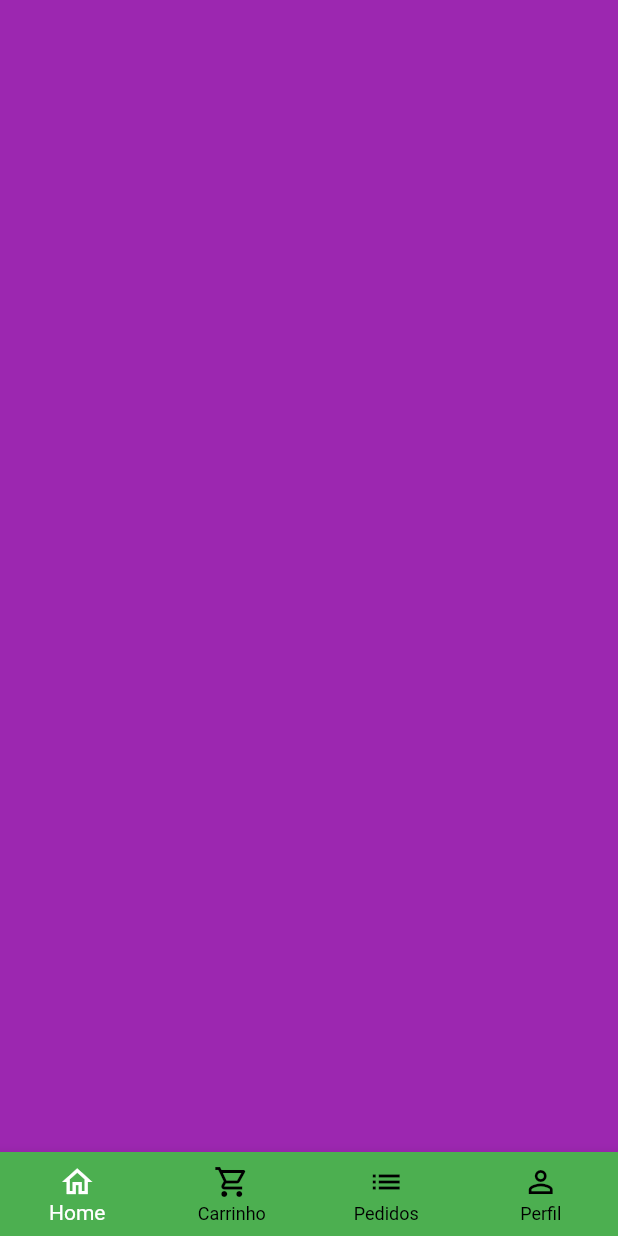
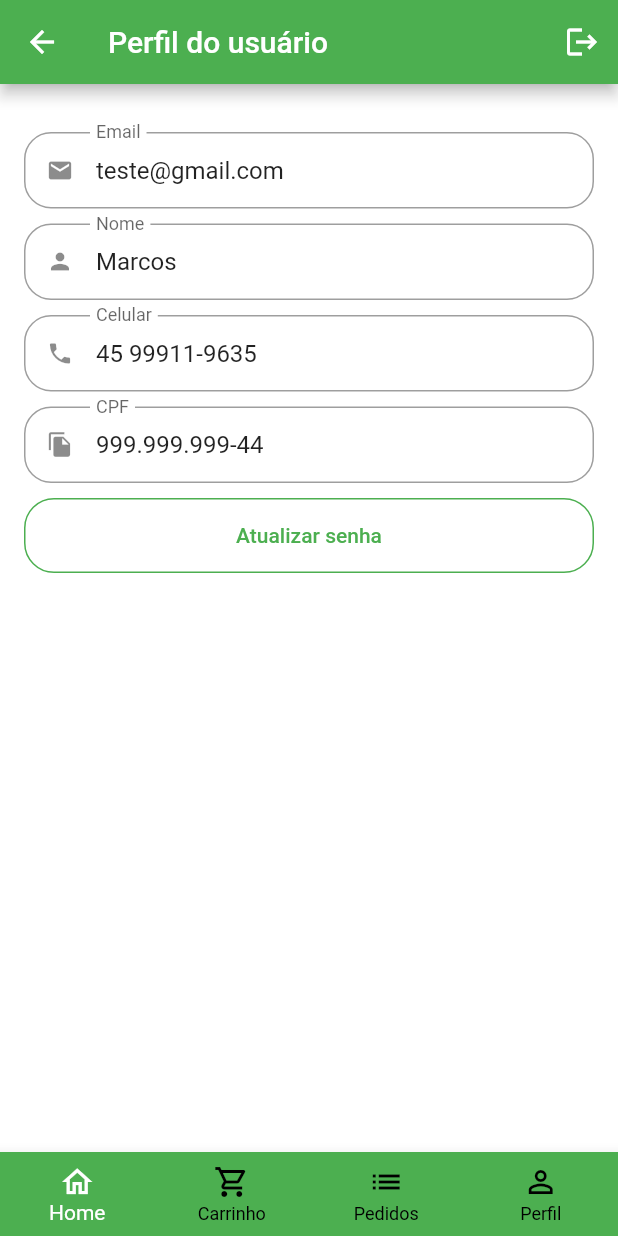
Before and after one commit to MarcosAlbrecht/flutter_quitanda, a Flutter app: the BaseScreen screen opened directly, swiped to page 4, on a phone screen of 412 x 824 dp. Run offline on Flutter 3.47's test engine with Material 2 defaults, Android fonts, the phone set to English and light mode, and no system bars; our stand-ins replace animated_text_kit, badges, mask_text_input_formatter.

Commit message:
create profile tab

```diff
--- a/lib/src/config/app_data.dart
+++ b/lib/src/config/app_data.dart
@@ -1,5 +1,6 @@
 import 'package:quitanda_app/src/models/cart_item_model.dart';
 import 'package:quitanda_app/src/models/item_model.dart';
+import 'package:quitanda_app/src/models/user_model.dart';
 
 ItemModel apple = ItemModel(
   description:
@@ -80,3 +81,11 @@ List<CartItemModel> cartItems = [
   CartItemModel(item: mango, quantity: 3),
   CartItemModel(item: guava, quantity: 1),
 ];
+
+UserModel user = UserModel(
+  phone: '45 99911-9635',
+  cpf: '999.999.999-44',
+  email: 'teste@gmail.com',
+  name: 'Marcos',
+  password: '123456',
+);
--- /dev/null
+++ b/lib/src/models/user_model.dart
@@ -0,0 +1,15 @@
+class UserModel {
+  String name;
+  String email;
+  String phone;
+  String cpf;
+  String password;
+
+  UserModel({
+    required this.name,
+    required this.email,
+    required this.phone,
+    required this.cpf,
+    required this.password,
+  });
+}
--- a/lib/src/pages/auth/sign_in_screen.dart
+++ b/lib/src/pages/auth/sign_in_screen.dart
@@ -1,6 +1,6 @@
 import 'package:animated_text_kit/animated_text_kit.dart';
 import 'package:flutter/material.dart';
-import 'package:quitanda_app/src/pages/auth/components/custom_text_field.dart';
+import 'package:quitanda_app/src/pages/common_widgets/custom_text_field.dart';
 import 'package:quitanda_app/src/pages/auth/sign_up_screen.dart';
 import 'package:quitanda_app/src/pages/base/base_screen.dart';
 import 'package:quitanda_app/src/config/custom_colors.dart';
--- a/lib/src/pages/auth/sign_up_screen.dart
+++ b/lib/src/pages/auth/sign_up_screen.dart
@@ -1,6 +1,6 @@
 import 'package:flutter/material.dart';
 import 'package:mask_text_input_formatter/mask_text_input_formatter.dart';
-import 'package:quitanda_app/src/pages/auth/components/custom_text_field.dart';
+import 'package:quitanda_app/src/pages/common_widgets/custom_text_field.dart';
 import 'package:quitanda_app/src/config/custom_colors.dart';
 
 class SignUpScreen extends StatelessWidget {
--- a/lib/src/pages/base/base_screen.dart
+++ b/lib/src/pages/base/base_screen.dart
@@ -1,6 +1,8 @@
 import 'package:flutter/material.dart';
 import 'package:quitanda_app/src/pages/cart/cart_tab.dart';
 import 'package:quitanda_app/src/pages/home/home_tab.dart';
+
+import '../profile/profile_tab.dart';
 
 class BaseScreen extends StatefulWidget {
   const BaseScreen({super.key});
@@ -23,7 +25,7 @@ class _BaseScreenState extends State<BaseScreen> {
           const HomeTab(),
           const CartTab(),
           Container(color: Colors.blue),
-          Container(color: Colors.purple),
+          const ProfileTab(),
         ],
       ),
       bottomNavigationBar: BottomNavigationBar(
--- a/lib/src/pages/auth/components/custom_text_field.dart
+++ b/lib/src/pages/common_widgets/custom_text_field.dart
@@ -6,6 +6,8 @@ class CustomTextField extends StatefulWidget {
   final String label;
   final bool isSecret;
   final List<TextInputFormatter>? inputFormatters;
+  final String? initialValue;
+  final bool readOnly;
 
   final TextInputType textInputType;
 
@@ -15,6 +17,8 @@ class CustomTextField extends StatefulWidget {
     required this.label,
     this.isSecret = false,
     this.inputFormatters,
+    this.initialValue,
+    this.readOnly = false,
     this.textInputType = TextInputType.text,
   }) : super(key: key);
 
@@ -37,6 +41,8 @@ class _CustomTextFieldState extends State<CustomTextField> {
     return Padding(
       padding: const EdgeInsets.only(bottom: 10),
       child: TextFormField(
+        readOnly: widget.readOnly,
+        initialValue: widget.initialValue,
         inputFormatters: widget.inputFormatters,
         keyboardType: widget.textInputType,
         obscureText: isObscure,
--- /dev/null
+++ b/lib/src/pages/profile/profile_tab.dart
@@ -0,0 +1,153 @@
+import 'package:flutter/material.dart';
+import 'package:quitanda_app/src/pages/common_widgets/custom_text_field.dart';
+import 'package:quitanda_app/src/config/app_data.dart' as appData;
+
+class ProfileTab extends StatefulWidget {
+  const ProfileTab({Key? key}) : super(key: key);
+
+  @override
+  State<ProfileTab> createState() => _ProfileTabState();
+}
+
+class _ProfileTabState extends State<ProfileTab> {
+  @override
+  Widget build(BuildContext context) {
+    return Scaffold(
+      appBar: AppBar(
+        title: const Text('Perfil do usuário'),
+        actions: [
+          IconButton(
+            icon: const Icon(Icons.logout),
+            onPressed: () {},
+          )
+        ],
+      ),
+      body: ListView(
+        physics: const BouncingScrollPhysics(),
+        padding: const EdgeInsets.fromLTRB(16, 32, 16, 16),
+        children: [
+          CustomTextField(
+            readOnly: true,
+            initialValue: appData.user.email,
+            icon: Icons.email,
+            label: 'Email',
+          ),
+          CustomTextField(
+            readOnly: true,
+            initialValue: appData.user.name,
+            icon: Icons.person,
+            label: 'Nome',
+          ),
+          CustomTextField(
+            readOnly: true,
+            initialValue: appData.user.phone,
+            icon: Icons.phone,
+            label: 'Celular',
+          ),
+          CustomTextField(
+            readOnly: true,
+            initialValue: appData.user.cpf,
+            icon: Icons.file_copy,
+            label: 'CPF',
+          ),
+
+          //botao atualizar senha
+          SizedBox(
+            height: 50,
+            child: OutlinedButton(
+              style: OutlinedButton.styleFrom(
+                shape: RoundedRectangleBorder(
+                  borderRadius: BorderRadius.circular(20),
+                ),
+                side: const BorderSide(color: Colors.green),
+              ),
+              child: const Text('Atualizar senha'),
+              onPressed: () {
+                updatePassword();
+              },
+            ),
+          )
+        ],
+      ),
+    );
+  }
+
+  Future<bool?> updatePassword() {
+    return showDialog(
+        context: context,
+        builder: (context) {
+          return Dialog(
+            shape:
+                RoundedRectangleBorder(borderRadius: BorderRadius.circular(16)),
+            child: Stack(
+              children: [
+                Padding(
+                  padding: const EdgeInsets.all(16.0),
+                  child: Column(
+                    crossAxisAlignment: CrossAxisAlignment.stretch,
+                    mainAxisSize: MainAxisSize.min,
+                    children: [
+                      const Padding(
+                        padding: EdgeInsets.symmetric(
+                          vertical: 12,
+                        ),
+                        //titulo
+                        child: Text(
+                          'Atualização de senha',
+                          textAlign: TextAlign.center,
+                          style: TextStyle(
+                            fontWeight: FontWeight.bold,
+                            fontSize: 18,
+                          ),
+                        ),
+                      ),
+                      //senha atual
+                      const CustomTextField(
+                        isSecret: true,
+                        icon: Icons.lock,
+                        label: 'Senha atual',
+                      ),
+                      //nova senha
+                      const CustomTextField(
+                        isSecret: true,
+                        icon: Icons.lock_outline,
+                        label: 'Nova senha',
+                      ),
+                      //confirmar nova senha
+                      const CustomTextField(
+                        isSecret: true,
+                        icon: Icons.lock_outline,
+                        label: 'Confirmar nova senha',
+                      ),
+                      //botao de confirmarção
+                      SizedBox(
+                        height: 45,
+                        child: ElevatedButton(
+                          style: ElevatedButton.styleFrom(
+                            shape: RoundedRectangleBorder(
+                              borderRadius: BorderRadius.circular(20),
+                            ),
+                          ),
+                          child: const Text('Atualizar senha'),
+                          onPressed: () {},
+                        ),
+                      )
+                    ],
+                  ),
+                ),
+                Positioned(
+                  top: 5,
+                  right: 5,
+                  child: IconButton(
+                    icon: const Icon(Icons.close),
+                    onPressed: () {
+                      Navigator.of(context).pop();
+                    },
+                  ),
+                )
+              ],
+            ),
+          );
+        });
+  }
+}
```
Also changed, not shown: lib/src/pages/cart/cart_tab.dart (+38 -1 lines).
